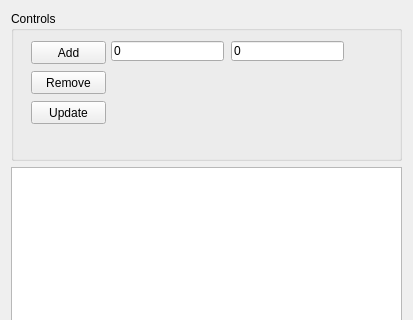
Before: the Qt Designer form qt_chart_builder/qt_chart_builder.ui in Rastrelly/qt_chart_builder, drawn with Qt 5; both pictures show x 0 to 413 and y 0 to 320 of the 413 by 672 pixel window.
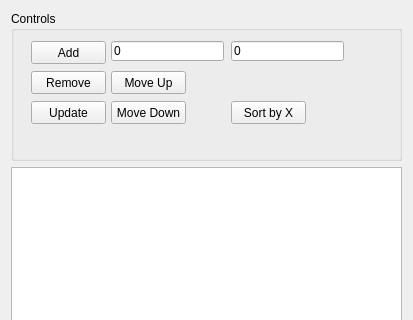
After: the same form once the commit is applied.

```diff
--- a/qt_chart_builder/qt_chart_builder.ui
+++ b/qt_chart_builder/qt_chart_builder.ui
@@ -93,6 +93,45 @@
           <string>Update</string>
          </property>
         </widget>
+        <widget class="QPushButton" name="btnMoveUp">
+         <property name="geometry">
+          <rect>
+           <x>100</x>
+           <y>60</y>
+           <width>75</width>
+           <height>23</height>
+          </rect>
+         </property>
+         <property name="text">
+          <string>Move Up</string>
+         </property>
+        </widget>
+        <widget class="QPushButton" name="btnMoveDown">
+         <property name="geometry">
+          <rect>
+           <x>100</x>
+           <y>90</y>
+           <width>75</width>
+           <height>23</height>
+          </rect>
+         </property>
+         <property name="text">
+          <string>Move Down</string>
+         </property>
+        </widget>
+        <widget class="QPushButton" name="btnSort">
+         <property name="geometry">
+          <rect>
+           <x>220</x>
+           <y>90</y>
+           <width>75</width>
+           <height>23</height>
+          </rect>
+         </property>
+         <property name="text">
+          <string>Sort by X</string>
+         </property>
+        </widget>
        </widget>
       </item>
      </layout>
```
